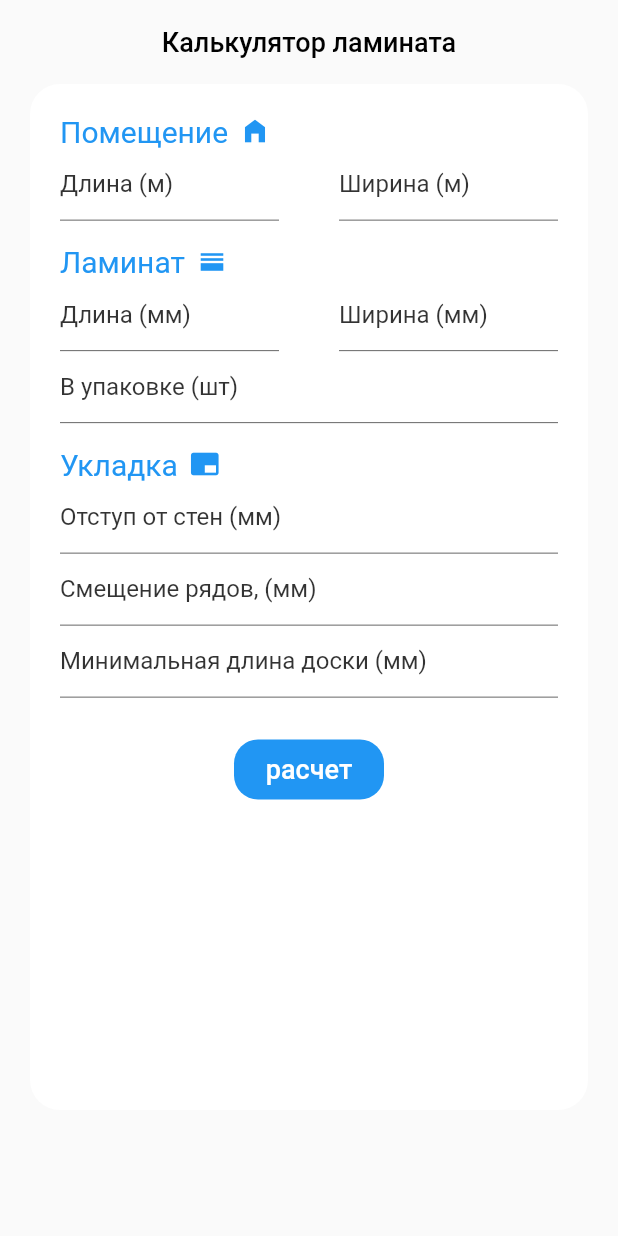
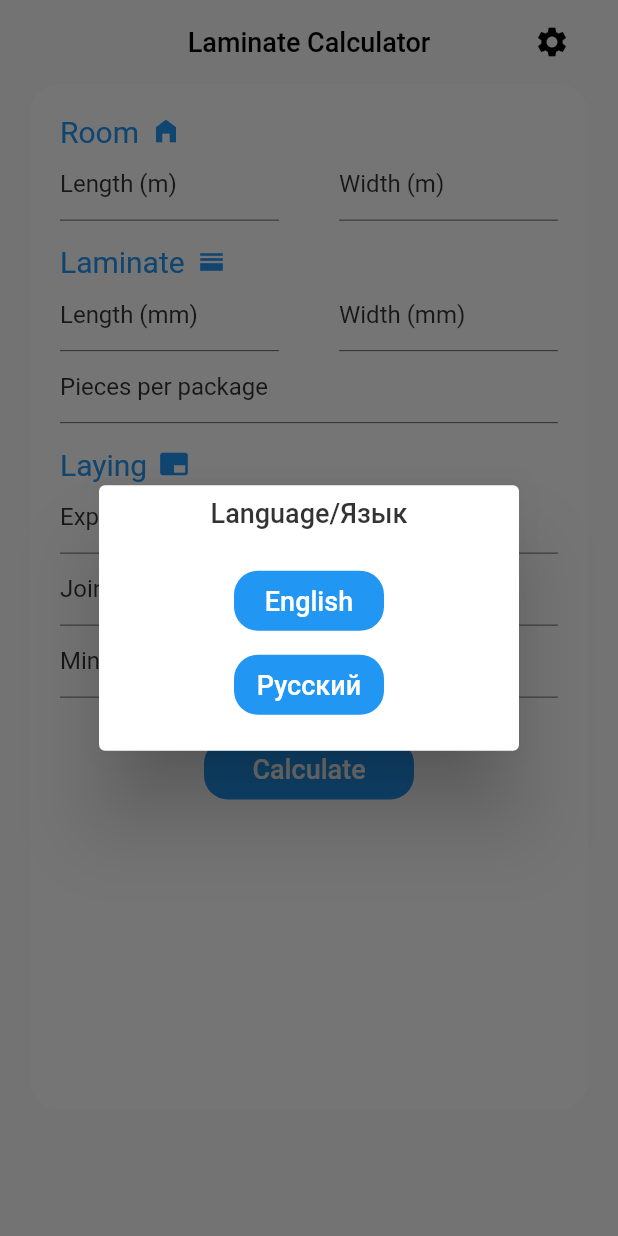
Before and after one commit to YexelaV/laminat_calc, a Flutter app: the screen it shows after launch, on a phone screen of 412 x 824 dp. Run offline on Flutter 3.47's test engine with Material 2 defaults, Android fonts, the phone set to English and light mode, and no system bars; our stand-ins replace equatable, pdf, shared_preferences; missing offline and left inert: esys_flutter_share.

Commit message:
localization english language support

```diff
--- /dev/null
+++ b/lib/localization.dart
@@ -0,0 +1,221 @@
+import 'package:flutter/material.dart';
+import 'package:flutter/foundation.dart';
+
+class AppLocalizations {
+  AppLocalizations(this.locale);
+
+  final Locale locale;
+
+  static AppLocalizations of(BuildContext context) {
+    return Localizations.of<AppLocalizations>(context, AppLocalizations);
+  }
+
+  static Locale preferredLocale;
+  static String defaultLanguageCode = 'en';
+
+  String get languageCode => preferredLocale?.languageCode ?? defaultLanguageCode;
+
+  static Map<String, Map<String, String>> _localizedValues = {
+    'en': {
+      'title': 'Laminate Calculator',
+      'm': 'm',
+      'mm': 'mm',
+      'pcs': 'pcs',
+      'room': 'Room',
+      'length_m': 'Length (m)',
+      'width_m': 'Width (m)',
+      'laminate': 'Laminate',
+      'length_mm': 'Length (mm)',
+      'width_mm': 'Width (mm)',
+      'pieces_per_package': 'Pieces per package',
+      'laying': 'Laying',
+      'expansion_gap_mm': 'Expansion gap (mm)',
+      'joint_offset_mm': 'Joint offset (mm)',
+      'minimal_piece_length': 'Minimal piece length (mm)',
+      'required_field': 'Required',
+      'incorrect_value': 'Incorrect value',
+      'minimum': 'Minimum',
+      'maximum': 'Maximum',
+      'calculate': 'Calculate',
+      'result': 'Сalculation result',
+      'packages_required': 'Packages required',
+      'laying_variants': 'Laying variants',
+      'panel_1': 'panels',
+      'panel_2_3_4': 'panels',
+      'panel_more': 'panels',
+      'laying_scheme': 'Laying scheme',
+      'language': 'Language/Язык',
+      'english': 'English',
+      'russian': 'Русский',
+    },
+    'ru': {
+      'title': 'Калькулятор ламината',
+      'm': 'м',
+      'mm': 'мм',
+      'pcs': 'шт',
+      'room': 'Помещение',
+      'length_m': 'Длина (м)',
+      'width_m': 'Ширина (м)',
+      'laminate': 'Ламинат',
+      'length_mm': 'Длина (мм)',
+      'width_mm': 'Ширина (мм)',
+      'pieces_per_package': 'В упаковке (штук)',
+      'laying': 'Укладка',
+      'expansion_gap_mm': 'Отступ от стен (мм)',
+      'joint_offset_mm': 'Смещение рядов (мм)',
+      'minimal_piece_length': 'Минимальная длина панели (мм)',
+      'required_field': 'Обязательное поле',
+      'incorrect_value': 'Некорректное значение',
+      'minimum': 'Не менее',
+      'maximum': 'Не более',
+      'calculate': 'Рассчитать',
+      'result': 'Результат расчета',
+      'packages_required': 'Понадобится упаковок',
+      'laying_variants': 'Варианты укладки',
+      'panel_1': 'панель',
+      'panel_2_3_4': 'панели',
+      'panel_more': 'панелей',
+      'laying_scheme': 'Схема укладки',
+      'language': 'Language/Язык',
+      'english': 'English',
+      'russian': 'Русский',
+    },
+  };
+
+  String get title {
+    return _localizedValues[languageCode]['title'];
+  }
+
+  String get m {
+    return _localizedValues[languageCode]['m'];
+  }
+
+  String get mm {
+    return _localizedValues[languageCode]['mm'];
+  }
+
+  String get pcs {
+    return _localizedValues[languageCode]['pcs'];
+  }
+
+  String get room {
+    return _localizedValues[languageCode]['room'];
+  }
+
+  String get lenth_m {
+    return _localizedValues[languageCode]['length_m'];
+  }
+
+  String get width_m {
+    return _localizedValues[languageCode]['width_m'];
+  }
+
+  String get laminate {
+    return _localizedValues[languageCode]['laminate'];
+  }
+
+  String get length_mm {
+    return _localizedValues[languageCode]['length_mm'];
+  }
+
+  String get width_mm {
+    return _localizedValues[languageCode]['width_mm'];
+  }
+
+  String get pieces_per_package {
+    return _localizedValues[languageCode]['pieces_per_package'];
+  }
+
+  String get laying {
+    return _localizedValues[languageCode]['laying'];
+  }
+
+  String get expansion_gap_mm {
+    return _localizedValues[languageCode]['expansion_gap_mm'];
+  }
+
+  String get joint_offset_mm {
+    return _localizedValues[languageCode]['joint_offset_mm'];
+  }
+
+  String get minimal_piece_length {
+    return _localizedValues[languageCode]['minimal_piece_length'];
+  }
+
+  String get required_field {
+    return _localizedValues[languageCode]['required_field'];
+  }
+
+  String get incorrect_value {
+    return _localizedValues[languageCode]['incorrect_value'];
+  }
+
+  String get minimum {
+    return _localizedValues[languageCode]['minimum'];
+  }
+
+  String get maximum {
+    return _localizedValues[languageCode]['maximum'];
+  }
+
+  String get calculate {
+    return _localizedValues[languageCode]['calculate'];
+  }
+
+  String get result {
+    return _localizedValues[languageCode]['result'];
+  }
+
+  String get packages_required {
+    return _localizedValues[languageCode]['packages_required'];
+  }
+
+  String get laying_variants {
+    return _localizedValues[languageCode]['laying_variants'];
+  }
+
+  String get panel_1 {
+    return _localizedValues[languageCode]['panel_1'];
+  }
+
+  String get panel_2_3_4 {
+    return _localizedValues[languageCode]['panel_2_3_4'];
+  }
+
+  String get panel_more {
+    return _localizedValues[languageCode]['panel_more'];
+  }
+
+  String get laying_scheme {
+    return _localizedValues[languageCode]['laying_scheme'];
+  }
+
+  String get language {
+    return _localizedValues[languageCode]['language'];
+  }
+
+  String get english {
+    return _localizedValues[languageCode]['english'];
+  }
+
+  String get russian {
+    return _localizedValues[languageCode]['russian'];
+  }
+}
+
+class AppLocalizationsDelegate extends LocalizationsDelegate<AppLocalizations> {
+  const AppLocalizationsDelegate();
+
+  @override
+  bool isSupported(Locale locale) => ['en', 'ru'].contains(locale.languageCode);
+
+  @override
+  Future<AppLocalizations> load(Locale locale) {
+    // Returning a SynchronousFuture here because an async "load" operation
+    // isn't needed to produce an instance of AppLocalizations.
+    return SynchronousFuture<AppLocalizations>(AppLocalizations(locale));
+  }
+
+  @override
+  bool shouldReload(AppLocalizationsDelegate old) => false;
+}
--- a/lib/main.dart
+++ b/lib/main.dart
@@ -1,5 +1,6 @@
 import 'package:flutter/material.dart';
 import 'pages/start_page.dart';
+import 'localization.dart';
 
 void main() => runApp(MyApp());
 
@@ -7,6 +8,7 @@ class MyApp extends StatelessWidget {
   @override
   Widget build(BuildContext context) {
     return MaterialApp(
+      localizationsDelegates: [AppLocalizationsDelegate()],
       debugShowCheckedModeBanner: false,
       home: StartPage(),
     );
--- a/lib/pages/scheme_page.dart
+++ b/lib/pages/scheme_page.dart
@@ -5,6 +5,7 @@ import 'package:pdf/pdf.dart';
 import 'package:pdf/widgets.dart' as pw;
 import 'package:path_provider/path_provider.dart';
 import 'package:esys_flutter_share/esys_flutter_share.dart';
+import '../localization.dart';
 import '../models.dart';
 import '../constants.dart';
 
@@ -137,8 +138,8 @@ class SchemePage extends StatelessWidget {
   Widget build(BuildContext context) {
     return Scaffold(
         appBar: AppBar(
-          title:
-              Text("Cхема укладки №$number", style: TextStyle(fontSize: 18, color: Colors.black)),
+          title: Text("${AppLocalizations.of(context).laying_scheme} №$number",
+              style: TextStyle(fontSize: 18, color: Colors.black)),
           leading: Padding(
             padding: EdgeInsets.only(left: 12),
             child: IconButton(
--- a/lib/pages/start_page.dart
+++ b/lib/pages/start_page.dart
@@ -1,7 +1,11 @@
-import 'dart:math';
-import 'package:floor_calculator/pages/result_page.dart';
 import 'package:flutter/material.dart';
 import 'package:flutter/cupertino.dart';
+import 'package:flutter/scheduler.dart';
+//import 'package:pdf/widgets.dart' ;
+import 'package:shared_preferences/shared_preferences.dart';
+
+import 'result_page.dart';
+import '../localization.dart';
 import '../calculate.dart';
 import '../models.dart';
 import '../constants.dart';
@@ -30,15 +34,27 @@ class _StartPageState extends State<StartPage> {
   Direction direction;
 
   double height;
+  bool settingsLoaded = false;
+  bool showSettingsScreen = false;
 
   @override
   void initState() {
+    super.initState();
+    SharedPreferences.getInstance().then((prefs) {
+      final code = prefs.getString('countryCode');
+      if (code != null) {
+        AppLocalizations.preferredLocale = Locale(code);
+      } else {
+        showSettingsScreen = true;
+      }
+      settingsLoaded = true;
+      setState(() {});
+    });
     for (int i = 0; i < 8; i++) {
       controller.add(TextEditingController());
       focusNode.add(FocusNode());
       key.add(GlobalKey<FormFieldState>());
     }
-    super.initState();
   }
 
   Widget titleText(String title, IconData icon) {
@@ -157,21 +173,21 @@ class _StartPageState extends State<StartPage> {
     if (disabled || result != null) {
       return result;
     }
-    if (measure == 'мм' || measure == 'шт') {
+    if (measure == AppLocalizations.of(context).mm || measure == AppLocalizations.of(context).pcs) {
       try {
         int.parse(value);
       } catch (e) {
-        return "Некорректное значение";
+        return AppLocalizations.of(context).incorrect_value;
       }
     }
     if (result != null) {
       return result;
     }
     if (double.parse(value) > maxValue) {
-      return ("Не более $maxValue $measure");
+      return ("${AppLocalizations.of(context).maximum} $maxValue $measure");
     }
     if (double.parse(value) < minValue) {
-      return ("Не менее $minValue $measure");
+      return ("${AppLocalizations.of(context).minimum} $minValue $measure");
     }
     return null;
   }
@@ -179,14 +195,14 @@ class _StartPageState extends State<StartPage> {
   String emptyValidator(String value) {
     try {
       if (value.isEmpty) {
-        return "Обязательное поле";
+        return AppLocalizations.of(context).required_field;
       }
       if (double.parse(value) < 0) {
-        return "Некорректное значение";
+        return AppLocalizations.of(context).incorrect_value;
       }
       return null;
     } catch (e) {
-      return "Некорректное значение";
+      return AppLocalizations.of(context).incorrect_value;
     }
   }
 
@@ -207,46 +223,50 @@ class _StartPageState extends State<StartPage> {
                   padding: const EdgeInsets.all(20.0),
                   child: Column(
                     children: [
-                      titleText("Помещение", Icons.home_filled),
+                      titleText(AppLocalizations.of(context).room, Icons.home_filled),
                       Row(
                         crossAxisAlignment: CrossAxisAlignment.start,
                         children: [
                           Expanded(
                               child: textFormField(
                             i,
-                            (value) => sizeValidator(value, MIN_LENGTH, MAX_LENGTH, 'м'),
+                            (value) => sizeValidator(
+                                value, MIN_LENGTH, MAX_LENGTH, AppLocalizations.of(context).m),
                             (String value) => roomLength = double.parse(value),
-                            "Длина (м)",
+                            AppLocalizations.of(context).lenth_m,
                           )),
                           SizedBox(width: 40),
                           Expanded(
                               child: textFormField(
                             ++i,
-                            (value) => sizeValidator(value, MIN_WIDTH, MAX_WIDTH, 'м'),
+                            (value) => sizeValidator(
+                                value, MIN_WIDTH, MAX_WIDTH, AppLocalizations.of(context).m),
                             (String value) => roomWidth = double.parse(value),
-                            "Ширина (м)",
+                            AppLocalizations.of(context).width_m,
                           ))
                         ],
                       ),
                       SizedBox(height: 16),
-                      titleText("Ламинат", Icons.horizontal_split_sharp),
+                      titleText(
+                          AppLocalizations.of(context).laminate, Icons.horizontal_split_sharp),
                       Row(crossAxisAlignment: CrossAxisAlignment.start, children: [
                         Expanded(
                           child: textFormField(
                             ++i,
-                            (value) =>
-                                sizeValidator(value, MIN_PLANK_LENGTH, MAX_PLANK_LENGTH, 'мм'),
+                            (value) => sizeValidator(value, MIN_PLANK_LENGTH, MAX_PLANK_LENGTH,
+                                AppLocalizations.of(context).mm),
                             (String value) => plankLength = int.parse(value),
-                            "Длина (мм)",
+                            AppLocalizations.of(context).length_mm,
                           ),
                         ),
                         SizedBox(width: 40),
                         Expanded(
                           child: textFormField(
                             ++i,
-                            (value) => sizeValidator(value, MIN_PLANK_WIDTH, MAX_PLANK_WIDTH, 'мм'),
+                            (value) => sizeValidator(value, MIN_PLANK_WIDTH, MAX_PLANK_WIDTH,
+                                AppLocalizations.of(context).mm),
                             (String value) => plankWidth = int.parse(value),
-                            "Ширина (мм)",
+                            AppLocalizations.of(context).width_mm,
                           ),
                         ),
                       ]),
@@ -254,10 +274,10 @@ class _StartPageState extends State<StartPage> {
                         Expanded(
                           child: textFormField(
                             ++i,
-                            (value) =>
-                                sizeValidator(value, MIN_ITEMS_IN_PACK, MAX_ITEMS_IN_PACK, 'шт'),
+                            (value) => sizeValidator(value, MIN_ITEMS_IN_PACK, MAX_ITEMS_IN_PACK,
+                                AppLocalizations.of(context).pcs),
                             (String value) => planksInPack = int.parse(value),
-                            "В упаковке (шт)",
+                            AppLocalizations.of(context).pieces_per_package,
                           ),
                         ),
                         //  SizedBox(width: 40),
@@ -270,16 +290,17 @@ class _StartPageState extends State<StartPage> {
                           ),*/
                       ]),
                       SizedBox(height: 16),
-                      titleText("Укладка", Icons.branding_watermark),
+                      titleText(AppLocalizations.of(context).laying, Icons.branding_watermark),
                       Row(
                         crossAxisAlignment: CrossAxisAlignment.start,
                         children: [
                           Expanded(
                             child: textFormField(
                               ++i,
-                              (value) => sizeValidator(value, 0, MAX_INDENT, 'мм'),
+                              (value) => sizeValidator(
+                                  value, 0, MAX_INDENT, AppLocalizations.of(context).mm),
                               (String value) => indent = int.parse(value),
-                              "Отступ от стен (мм)",
+                              AppLocalizations.of(context).expansion_gap_mm,
                             ),
                           ),
                         ],
@@ -290,11 +311,11 @@ class _StartPageState extends State<StartPage> {
                           Expanded(
                             child: textFormField(
                                 ++i,
-                                (value) => sizeValidator(
-                                    value, MIN_ROW_OFFSET, (plankLength ?? 0 / 2).floor(), 'мм',
+                                (value) => sizeValidator(value, MIN_ROW_OFFSET,
+                                    (plankLength ?? 0 / 2).floor(), AppLocalizations.of(context).mm,
                                     disabled: plankLength == null),
                                 (String value) => rowOffset = int.parse(value),
-                                "Cмещение рядов, (мм)"),
+                                AppLocalizations.of(context).joint_offset_mm),
                           ),
                         ],
                       ),
@@ -304,10 +325,11 @@ class _StartPageState extends State<StartPage> {
                           Expanded(
                             child: textFormField(
                               ++i,
-                              (value) => sizeValidator(value, MIN_MIN_LENGTH, minLengthMax(), 'мм',
+                              (value) => sizeValidator(value, MIN_MIN_LENGTH, minLengthMax(),
+                                  AppLocalizations.of(context).mm,
                                   disabled: minLengthValidatorDisabled()),
                               (String value) => minLength = int.parse(value),
-                              "Минимальная длина доски (мм)",
+                              AppLocalizations.of(context).minimal_piece_length,
                               isLast: true,
                             ),
                           ),
@@ -317,14 +339,14 @@ class _StartPageState extends State<StartPage> {
                       TextButton(
                           child: Container(
                               alignment: Alignment.center,
-                              width: 100,
+                              width: 140,
                               height: 40,
                               decoration: BoxDecoration(
                                 borderRadius: BorderRadius.circular(16),
                                 color: Colors.blue,
                               ),
                               child: Text(
-                                "расчет",
+                                AppLocalizations.of(context).calculate,
                                 style: TextStyle(color: Colors.white, fontSize: 18),
                               )),
                           onPressed: () {
@@ -364,18 +386,97 @@ class _StartPageState extends State<StartPage> {
     );
   }
 
+  Future<void> showSettings() async {
+    await showDialog(
+        context: context,
+        builder: (buildContext) {
+          return SimpleDialog(
+            title: Text(
+              AppLocalizations.of(context).language,
+              style: TextStyle(color: Colors.black.withOpacity(0.8), fontSize: 18),
+              textAlign: TextAlign.center,
+            ),
+            titlePadding: EdgeInsets.fromLTRB(20, 8, 20, 8),
+            children: [
+              TextButton(
+                  child: Container(
+                      alignment: Alignment.center,
+                      width: 100,
+                      height: 40,
+                      decoration: BoxDecoration(
+                        borderRadius: BorderRadius.circular(16),
+                        color: Colors.blue,
+                      ),
+                      child: Text(
+                        AppLocalizations.of(context).english,
+                        style: TextStyle(color: Colors.white, fontSize: 18),
+                      )),
+                  onPressed: () {
+                    AppLocalizations.preferredLocale = Locale('en');
+                    SharedPreferences.getInstance().then((prefs) {
+                      prefs.setString('countryCode', 'en');
+                    });
+                    Navigator.of(context).pop();
+                    setState(() {});
+                  }),
+              TextButton(
+                  child: Container(
+                      alignment: Alignment.center,
+                      width: 100,
+                      height: 40,
+                      decoration: BoxDecoration(
+                        borderRadius: BorderRadius.circular(16),
+                        color: Colors.blue,
+                      ),
+                      child: Text(
+                        AppLocalizations.of(context).russian,
+                        style: TextStyle(color: Colors.white, fontSize: 18),
+                      )),
+                  onPressed: () {
+                    AppLocalizations.preferredLocale = Locale('ru');
+                    SharedPreferences.getInstance().then((prefs) {
+                      prefs.setString('countryCode', 'ru');
+                    });
+                    Navigator.of(context).pop();
+                    setState(() {});
+                  }),
+            ],
+          );
+        });
+  }
+
   @override
   Widget build(BuildContext context) {
     height = MediaQuery.of(context).size.height - 80;
+    if (settingsLoaded) {
+      if (AppLocalizations.preferredLocale == null && showSettingsScreen) {
+        SchedulerBinding.instance.addPostFrameCallback((_) async {
+          await showSettings();
+        });
+      }
       return Scaffold(
         appBar: AppBar(
-        title: Text("Калькулятор ламината", style: TextStyle(fontSize: 18, color: Colors.black)),
+            title: Text(AppLocalizations.of(context).title,
+                style: TextStyle(fontSize: 18, color: Colors.black)),
             leading: null,
             elevation: 0,
             centerTitle: true,
             backgroundColor: Colors.transparent,
+            actions: [
+              Padding(
+                padding: EdgeInsets.only(right: 20),
+                child: IconButton(
+                  icon: Icon(Icons.settings, size: 24, color: Colors.black),
+                  onPressed: () => showSettings(),
                 ),
+              ),
+            ]),
         body: parametersScreen(),
+      );
+    } else {
+      return Container(
+        color: Colors.white,
       );
     }
   }
+}
--- a/pubspec.yaml
+++ b/pubspec.yaml
@@ -28,6 +28,7 @@ dependencies:
   path_provider: ^1.6.28
   esys_flutter_share: ^1.0.2
   equatable: ^2.0.0
+  shared_preferences: ^0.5.12+4
 
   # The following adds the Cupertino Icons font to your application.
   # Use with the CupertinoIcons class for iOS style icons.
```
Also changed, not shown: lib/pages/result_page.dart (+11 -8 lines), pubspec.lock, 1 other file. Lines whose indentation alone changed are shown as unchanged.
